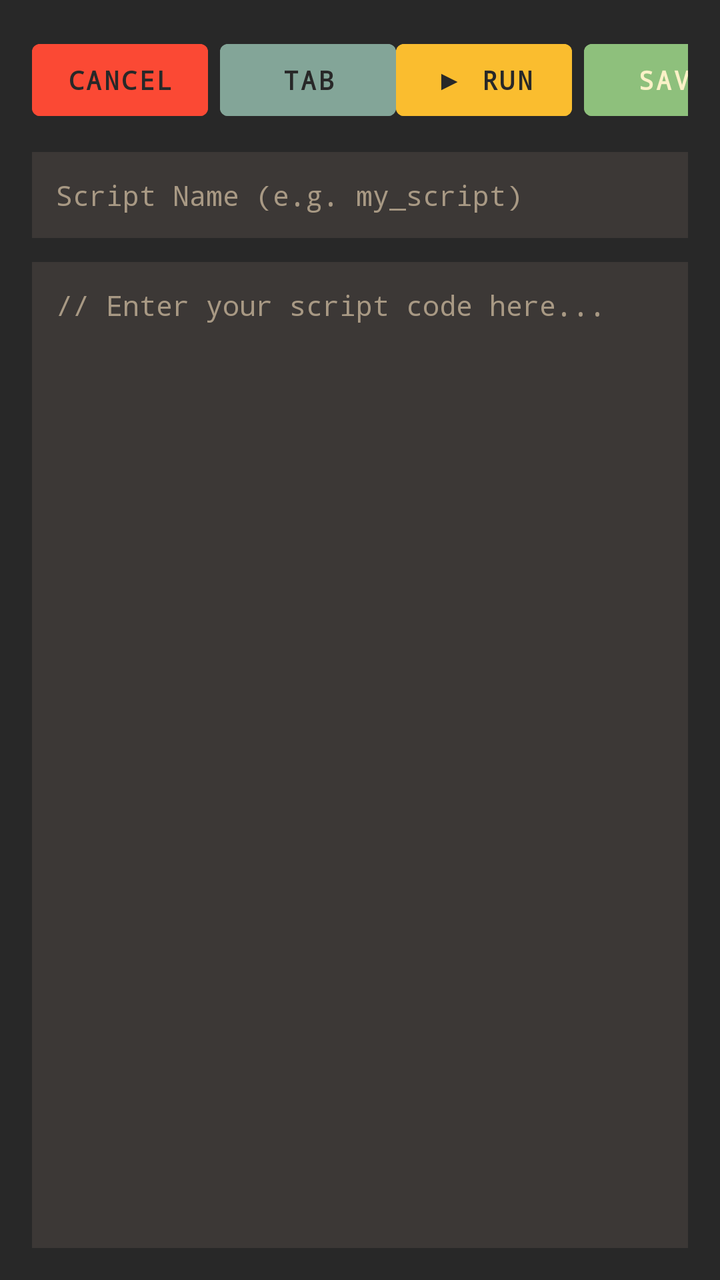
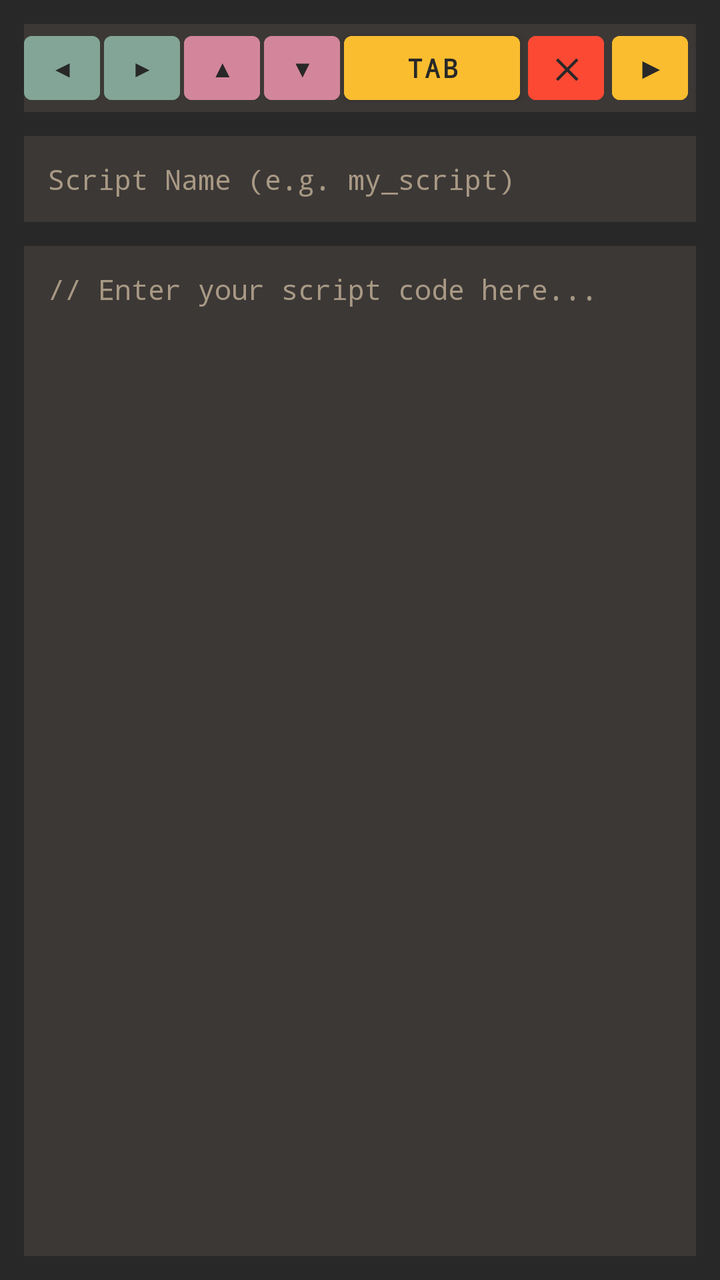

Two renders of the same Android screen: before a commit and after it. Below are the layout's source before the change and the commit's diff.
<!-- AndroidManifest.xml: application theme Theme.Droidulator -->
<!-- res/layout/dialog_script_editor.xml -->
<?xml version="1.0" encoding="utf-8"?>
<LinearLayout xmlns:android="http://schemas.android.com/apk/res/android"
    android:id="@+id/script_editor_root"
    android:layout_width="match_parent"
    android:layout_height="match_parent"
    android:orientation="vertical"
    android:background="@color/gruvbox_bg"
    android:padding="16dp">

    
    <LinearLayout
        android:id="@+id/script_editor_topbar"
        android:layout_width="match_parent"
        android:layout_height="wrap_content"
        android:orientation="horizontal"
        android:gravity="center_vertical"
        android:layout_marginBottom="12dp">

        <Button
            android:id="@+id/btn_script_cancel"
            android:layout_width="wrap_content"
            android:layout_height="wrap_content"
            android:text="@string/ui_text_011"
            android:textColor="@color/gruvbox_bg"
            android:backgroundTint="@color/gruvbox_red"
            android:fontFamily="monospace"
            android:textSize="13sp"
            android:textStyle="bold" />

        <Button
            android:id="@+id/btn_script_tab"
            android:layout_width="wrap_content"
            android:layout_height="wrap_content"
            android:text="@string/ui_text_045"
            android:textColor="@color/gruvbox_bg"
            android:backgroundTint="@color/gruvbox_blue"
            android:fontFamily="monospace"
            android:textSize="13sp"
            android:textStyle="bold"
            android:layout_marginStart="6dp" />

        <View
            android:layout_width="0dp"
            android:layout_height="1dp"
            android:layout_weight="1" />

        <Button
            android:id="@+id/btn_script_run"
            android:layout_width="wrap_content"
            android:layout_height="wrap_content"
            android:text="@string/ui_text_046"
            android:textColor="@color/gruvbox_bg"
            android:backgroundTint="@color/gruvbox_yellow"
            android:fontFamily="monospace"
            android:textSize="13sp"
            android:textStyle="bold"
            android:layout_marginEnd="6dp" />

        <Button
            android:id="@+id/btn_script_save"
            android:layout_width="wrap_content"
            android:layout_height="wrap_content"
            android:text="@string/ui_text_047"
            android:textColor="@color/gruvbox_light_bg"
            android:backgroundTint="@color/gruvbox_aqua"
            android:fontFamily="monospace"
            android:textSize="13sp"
            android:textStyle="bold" />
    </LinearLayout>

    
    <EditText
        android:id="@+id/et_script_name"
        android:inputType="textNoSuggestions"
        android:layout_width="match_parent"
        android:layout_height="wrap_content"
        android:hint="@string/ui_text_048"
        android:textColorHint="@color/gruvbox_fg_dim"
        android:textColor="@color/gruvbox_fg"
        android:background="@color/gruvbox_bg_soft"
        android:fontFamily="monospace"
        android:textSize="14sp"
        android:padding="12dp"
        android:singleLine="true"
        android:layout_marginBottom="12dp" />

    
    <EditText
        android:id="@+id/et_script_code"
        android:layout_width="match_parent"
        android:layout_height="0dp"
        android:layout_weight="1"
        android:hint="@string/ui_text_049"
        android:textColorHint="@color/gruvbox_fg_dim"
        android:textColor="@color/gruvbox_fg"
        android:background="@color/gruvbox_bg_soft"
        android:fontFamily="monospace"
        android:textSize="14sp"
        android:padding="12dp"
        android:gravity="top|start"
        android:inputType="textMultiLine|textNoSuggestions"
        android:scrollbars="vertical" />

</LinearLayout>
<!-- resources referenced by this layout -->
<resources>
  <color name="gruvbox_aqua">#8ec07c</color>
  <color name="gruvbox_bg">#282828</color>
  <color name="gruvbox_bg_soft">#3c3836</color>
  <color name="gruvbox_blue">#83a598</color>
  <color name="gruvbox_fg">#ebdbb2</color>
  <color name="gruvbox_fg_dim">#a89984</color>
  <color name="gruvbox_light_bg">#fbf1c7</color>
  <color name="gruvbox_red">#fb4934</color>
  <color name="gruvbox_yellow">#fabd2f</color>
  <string name="ui_text_011" formatted="false">Cancel</string>
  <string name="ui_text_045" formatted="false">TAB</string>
  <string name="ui_text_046" formatted="false">▶ RUN</string>
  <string name="ui_text_047" formatted="false">SAVE</string>
  <string name="ui_text_048" formatted="false">Script Name (e.g. my_script)</string>
  <string name="ui_text_049" formatted="false">// Enter your script code here...</string>
  <style name="Theme.Droidulator" parent="Theme.MaterialComponents.DayNight.NoActionBar">
          <item name="colorPrimary">@color/gruvbox_green</item>
          <item name="colorPrimaryVariant">@color/gruvbox_aqua</item>
          <item name="colorOnPrimary">@color/gruvbox_bg</item>
          <item name="android:statusBarColor">@color/gruvbox_bg</item>
          <item name="android:windowBackground">@color/gruvbox_bg</item>
          <item name="alertDialogTheme">@style/GruvboxAlertDialogTheme</item>
          <item name="android:alertDialogTheme">@style/GruvboxAlertDialogTheme</item>
      </style>
  <color name="gruvbox_green">#b8bb26</color>
  <style name="GruvboxAlertDialogTheme" parent="Theme.MaterialComponents.DayNight.Dialog.Alert">
          <item name="android:windowBackground">@color/gruvbox_bg</item>
          <item name="android:colorBackground">@color/gruvbox_bg</item>
          <item name="colorSurface">@color/gruvbox_bg</item>
          <item name="colorOnSurface">@color/gruvbox_fg</item>
          <item name="android:textColorPrimary">@color/gruvbox_fg</item>
          <item name="android:textColorSecondary">@color/gruvbox_fg_dim</item>
          <item name="colorAccent">@color/gruvbox_aqua</item>
      </style>
</resources>

<!-- the commit's change to res/layout/dialog_script_editor.xml (unified diff, before → after) -->
@@ -1,71 +1,137 @@
 <?xml version="1.0" encoding="utf-8"?>
 <LinearLayout xmlns:android="http://schemas.android.com/apk/res/android"
+    xmlns:app="http://schemas.android.com/apk/res-auto"
     android:id="@+id/script_editor_root"
     android:layout_width="match_parent"
     android:layout_height="match_parent"
     android:orientation="vertical"
     android:background="@color/gruvbox_bg"
-    android:padding="16dp">
+    android:padding="12dp">
 
     
     <LinearLayout
         android:id="@+id/script_editor_topbar"
         android:layout_width="match_parent"
-        android:layout_height="wrap_content"
+        android:layout_height="44dp"
         android:orientation="horizontal"
         android:gravity="center_vertical"
+        android:background="@color/gruvbox_bg_soft"
         android:layout_marginBottom="12dp">
 
+        
         <Button
-            android:id="@+id/btn_script_cancel"
-            android:layout_width="wrap_content"
-            android:layout_height="wrap_content"
-            android:text="@string/ui_text_011"
+            android:id="@+id/btn_script_nav_left"
+            android:contentDescription="@string/access_btn_nav_left"
+            android:layout_width="38dp"
+            android:layout_height="match_parent"
+            android:text="@string/ui_text_041"
             android:textColor="@color/gruvbox_bg"
-            android:backgroundTint="@color/gruvbox_red"
-            android:fontFamily="monospace"
-            android:textSize="13sp"
-            android:textStyle="bold" />
+            android:backgroundTint="@color/gruvbox_blue"
+            android:textSize="12sp"
+            android:padding="0dp" />
 
         <Button
-            android:id="@+id/btn_script_tab"
-            android:layout_width="wrap_content"
-            android:layout_height="wrap_content"
-            android:text="@string/ui_text_045"
+            android:id="@+id/btn_script_nav_right"
+            android:contentDescription="@string/access_btn_nav_right"
+            android:layout_width="38dp"
+            android:layout_height="match_parent"
+            android:text="@string/ui_text_042"
             android:textColor="@color/gruvbox_bg"
             android:backgroundTint="@color/gruvbox_blue"
-            android:fontFamily="monospace"
-            android:textSize="13sp"
-            android:textStyle="bold"
-            android:layout_marginStart="6dp" />
+            android:textSize="12sp"
+            android:padding="0dp"
+            android:layout_marginStart="2dp" />
+
+        <Button
+            android:id="@+id/btn_script_nav_up"
+            android:contentDescription="@string/access_btn_nav_up"
+            android:layout_width="38dp"
+            android:layout_height="match_parent"
+            android:text="@string/ui_text_043"
+            android:textColor="@color/gruvbox_bg"
+            android:backgroundTint="@color/gruvbox_purple"
+            android:textSize="12sp"
+            android:padding="0dp"
+            android:layout_marginStart="2dp" />
+
+        <Button
+            android:id="@+id/btn_script_nav_down"
+            android:contentDescription="@string/access_btn_nav_down"
+            android:layout_width="38dp"
+            android:layout_height="match_parent"
+            android:text="@string/ui_text_044"
+            android:textColor="@color/gruvbox_bg"
+            android:backgroundTint="@color/gruvbox_purple"
+            android:textSize="12sp"
+            android:padding="0dp"
+            android:layout_marginStart="2dp" />
 
         <View
             android:layout_width="0dp"
             android:layout_height="1dp"
             android:layout_weight="1" />
 
+        
         <Button
-            android:id="@+id/btn_script_run"
+            android:id="@+id/btn_script_tab"
             android:layout_width="wrap_content"
-            android:layout_height="wrap_content"
-            android:text="@string/ui_text_046"
+            android:layout_height="match_parent"
+            android:text="@string/btn_tab"
             android:textColor="@color/gruvbox_bg"
             android:backgroundTint="@color/gruvbox_yellow"
             android:fontFamily="monospace"
             android:textSize="13sp"
             android:textStyle="bold"
-            android:layout_marginEnd="6dp" />
+            android:layout_marginStart="2dp"
+            android:layout_marginEnd="4dp" />
 
+        
         <Button
+            android:id="@+id/btn_script_cancel"
+            android:contentDescription="@string/ui_text_011"
+            android:layout_width="38dp"
+            android:layout_height="match_parent"
+            android:text="@string/btn_clear"
+            android:textColor="@color/gruvbox_bg"
+            android:backgroundTint="@color/gruvbox_red"
+            android:fontFamily="monospace"
+            android:textSize="14sp"
+            android:textStyle="bold"
+            android:padding="0dp" />
+
+        
+        <Button
+            android:id="@+id/btn_script_run"
+            android:contentDescription="@string/ui_text_046"
+            android:layout_width="38dp"
+            android:layout_height="match_parent"
+            android:text="▶"
+            android:textColor="@color/gruvbox_bg"
+            android:backgroundTint="@color/gruvbox_yellow"
+            android:fontFamily="sans-serif"
+            android:textSize="14sp"
+            android:textStyle="bold"
+            android:padding="0dp"
+            android:layout_marginStart="4dp" />
+
+        
+        <com.google.android.material.button.MaterialButton
             android:id="@+id/btn_script_save"
-            android:layout_width="wrap_content"
-            android:layout_height="wrap_content"
-            android:text="@string/ui_text_047"
-            android:textColor="@color/gruvbox_light_bg"
+            android:contentDescription="@string/ui_text_047"
+            android:layout_width="38dp"
+            android:layout_height="match_parent"
             android:backgroundTint="@color/gruvbox_aqua"
-            android:fontFamily="monospace"
-            android:textSize="13sp"
-            android:textStyle="bold" />
+            app:icon="@drawable/ic_save"
+            app:iconGravity="textStart"
+            app:iconPadding="0dp"
+            app:iconSize="20dp"
+            app:iconTint="@color/gruvbox_light_bg"
+            android:padding="0dp"
+            android:insetTop="0dp"
+            android:insetBottom="0dp"
+            android:insetLeft="0dp"
+            android:insetRight="0dp"
+            android:layout_marginStart="4dp" />
     </LinearLayout>
 
     
<!-- resource entries referenced after the edit -->
@@ -7,10 +7,30 @@
   <color name="gruvbox_fg">#ebdbb2</color>
   <color name="gruvbox_fg_dim">#a89984</color>
   <color name="gruvbox_light_bg">#fbf1c7</color>
+  <color name="gruvbox_purple">#d3869b</color>
   <color name="gruvbox_red">#fb4934</color>
   <color name="gruvbox_yellow">#fabd2f</color>
+  <!-- drawable ic_save (drawable) -->
+  <vector xmlns:android="http://schemas.android.com/apk/res/android"
+      android:width="20dp"
+      android:height="20dp"
+      android:viewportWidth="24"
+      android:viewportHeight="24">
+      <path
+          android:fillColor="@android:color/white"
+          android:pathData="M17,3H5c-1.11,0 -2,0.9 -2,2v14c0,1.1 0.89,2 2,2h14c1.1,0 2,-0.9 2,-2V7l-4,-4zm-5,16c-1.66,0 -3,-1.34 -3,-3s1.34,-3 3,-3 3,1.34 3,3 -1.34,3 -3,3zm3,-10H5V5h10v4z"/>
+  </vector>
+  <string name="access_btn_nav_down">Next command</string>
+  <string name="access_btn_nav_left">Move cursor left</string>
+  <string name="access_btn_nav_right">Move cursor right</string>
+  <string name="access_btn_nav_up">Previous command</string>
+  <string name="btn_clear">✕</string>
+  <string name="btn_tab">Tab</string>
   <string name="ui_text_011" formatted="false">Cancel</string>
-  <string name="ui_text_045" formatted="false">TAB</string>
+  <string name="ui_text_041" formatted="false">◀</string>
+  <string name="ui_text_042" formatted="false">▶</string>
+  <string name="ui_text_043" formatted="false">▲</string>
+  <string name="ui_text_044" formatted="false">▼</string>
   <string name="ui_text_046" formatted="false">▶ RUN</string>
   <string name="ui_text_047" formatted="false">SAVE</string>
   <string name="ui_text_048" formatted="false">Script Name (e.g. my_script)</string>
